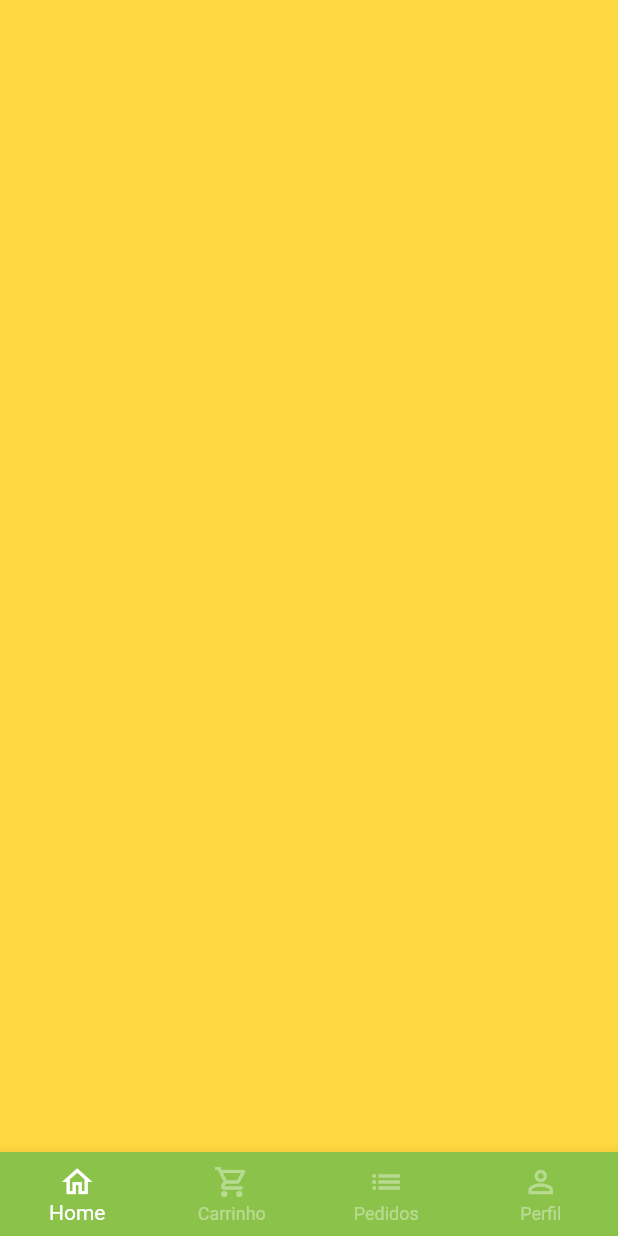
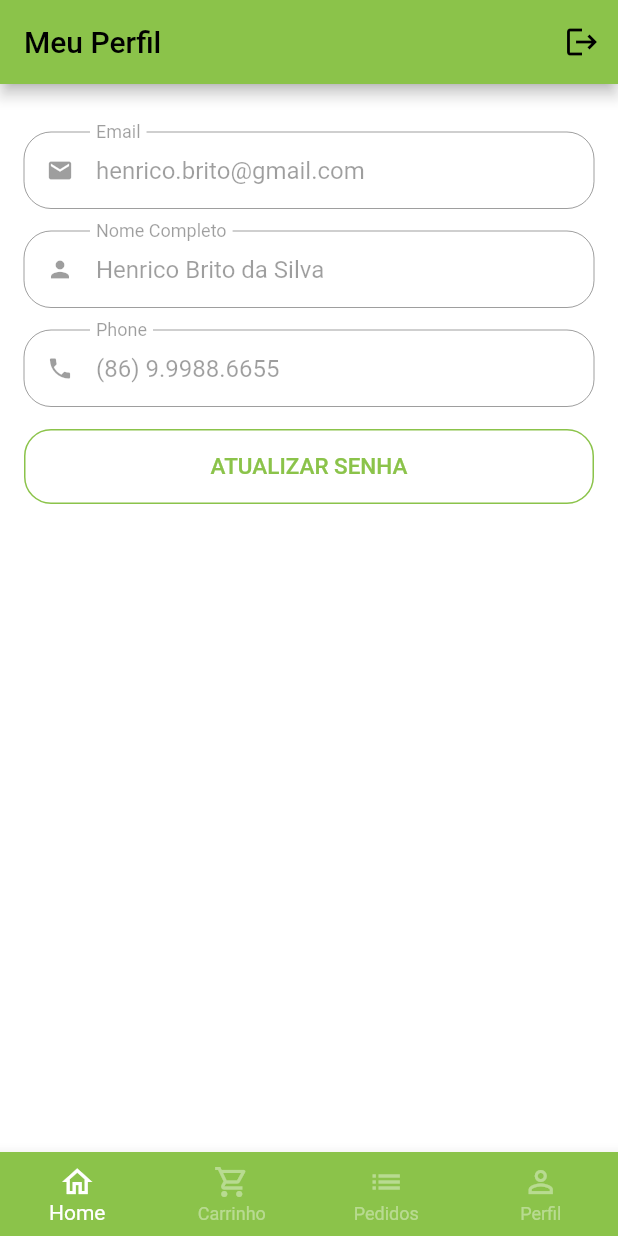
Before and after one commit to glesiosantos/greengrocer, a Flutter app: the BaseSreen screen opened directly, swiped to page 4, on a phone screen of 412 x 824 dp. Run offline on Flutter 3.47's test engine with Material 2 defaults, Android fonts, the phone set to English and light mode, and no system bars; our stand-ins replace animated_text_kit, mask_text_input_formatter.

Commit message:
finalizando a tela de Perfil do usuário (#5)

```diff
--- a/lib/src/custom/custom_text_field_form.dart
+++ b/lib/src/custom/custom_text_field_form.dart
@@ -5,6 +5,8 @@ class CustomTextFieldForm extends StatefulWidget {
   final IconData iconInput;
   final String labelInput;
   final List<TextInputFormatter>? inputFormatter;
+  final String? initialValue;
+  final bool isReadOnly;
   final bool isSecret;
 
   const CustomTextFieldForm(
@@ -12,6 +14,8 @@ class CustomTextFieldForm extends StatefulWidget {
       required this.iconInput,
       required this.labelInput,
       this.inputFormatter,
+      this.initialValue,
+      this.isReadOnly = false,
       this.isSecret = false});
 
   @override
@@ -34,6 +38,9 @@ class _CustomTextFieldFormState extends State<CustomTextFieldForm> {
       child: TextFormField(
         inputFormatters: widget.inputFormatter,
         obscureText: isObscureText,
+        readOnly: widget.isReadOnly,
+        enabled: widget.isReadOnly ? false : true,
+        initialValue: widget.initialValue,
         decoration: InputDecoration(
           labelText: widget.labelInput,
           prefixIcon: Icon(widget.iconInput),
--- /dev/null
+++ b/lib/src/models/user_model.dart
@@ -0,0 +1,15 @@
+class UserModel {
+  String name;
+  String email;
+  String phone;
+  String cpf;
+  String password;
+
+  UserModel({
+    required this.cpf,
+    required this.email,
+    required this.name,
+    required this.password,
+    required this.phone,
+  });
+}
--- a/lib/src/pages/base/base_screen.dart
+++ b/lib/src/pages/base/base_screen.dart
@@ -1,6 +1,7 @@
 import 'package:flutter/material.dart';
 import 'package:greengrocer/src/config/custom_colors.dart';
 import 'package:greengrocer/src/pages/cart/cart_tab.dart';
+import 'package:greengrocer/src/pages/profile/profile_tab.dart';
 
 import '../home/home_tab.dart';
 
@@ -23,13 +24,11 @@ class _BaseSreenState extends State<BaseSreen> {
         controller: pageController,
         children: [
           const HomeTab(),
-          CartTab(),
+          const CartTab(),
           Container(
             color: Colors.blue,
           ),
-          Container(
-            color: Colors.amberAccent,
-          ),
+          const ProfileTab(),
         ],
       ),
       bottomNavigationBar: BottomNavigationBar(
--- /dev/null
+++ b/lib/src/pages/profile/profile_tab.dart
@@ -0,0 +1,117 @@
+import 'package:flutter/material.dart';
+import 'package:greengrocer/src/config/custom_colors.dart';
+import 'package:greengrocer/src/custom/custom_button_outlined.dart';
+import 'package:greengrocer/src/custom/custom_elevated_button.dart';
+import 'package:greengrocer/src/custom/custom_text_field_form.dart';
+import 'package:greengrocer/src/pages/auth/sign_in_screen.dart';
+
+import '../../shared/app_data.dart' as appData;
+
+class ProfileTab extends StatefulWidget {
+  const ProfileTab({super.key});
+
+  @override
+  State<ProfileTab> createState() => _ProfileTabState();
+}
+
+class _ProfileTabState extends State<ProfileTab> {
+  @override
+  Widget build(BuildContext context) {
+    return Scaffold(
+      appBar: AppBar(
+        title: const Text('Meu Perfil'),
+        actions: [
+          IconButton(
+              onPressed: () =>
+                  Navigator.of(context).pushReplacement(MaterialPageRoute(
+                    builder: (context) => const SignInScreen(),
+                  )),
+              icon: const Icon(Icons.logout))
+        ],
+      ),
+      body: ListView(
+        padding: const EdgeInsets.fromLTRB(16, 32, 16, 16),
+        children: [
+          CustomTextFieldForm(
+            iconInput: Icons.email,
+            initialValue: appData.user.email,
+            labelInput: 'Email',
+            isReadOnly: true,
+          ),
+          CustomTextFieldForm(
+            iconInput: Icons.person,
+            labelInput: 'Nome Completo',
+            initialValue: appData.user.name,
+            isReadOnly: true,
+          ),
+          CustomTextFieldForm(
+            iconInput: Icons.phone,
+            labelInput: 'Phone',
+            initialValue: appData.user.phone,
+            isReadOnly: true,
+          ),
+          CustomButtonOutlined(
+              textButton: 'atualizar senha'.toUpperCase(),
+              onPressed: () => updatePassword())
+        ],
+      ),
+    );
+  }
+
+  Future<bool?> updatePassword() {
+    return showDialog(
+      context: context,
+      builder: (context) {
+        return Dialog(
+          child: Stack(
+            children: [
+              Padding(
+                padding:
+                    const EdgeInsets.symmetric(horizontal: 15, vertical: 25),
+                child: Column(
+                  mainAxisSize: MainAxisSize.min,
+                  crossAxisAlignment: CrossAxisAlignment.stretch,
+                  children: [
+                    Padding(
+                      padding: const EdgeInsets.all(8.0),
+                      child: Icon(
+                        Icons.security,
+                        color: CustomColors.customSwatchColor,
+                        size: 50,
+                      ),
+                    ),
+                    const CustomTextFieldForm(
+                      iconInput: Icons.password,
+                      labelInput: 'Senha Atual',
+                      isSecret: true,
+                    ),
+                    const CustomTextFieldForm(
+                      iconInput: Icons.password,
+                      labelInput: 'Senha',
+                      isSecret: true,
+                    ),
+                    const CustomTextFieldForm(
+                      iconInput: Icons.password,
+                      labelInput: 'Confirmar Senha',
+                      isSecret: true,
+                    ),
+                    CustomElevetadButton(
+                        textButton: 'Atualizar'.toUpperCase(), onPressed: () {})
+                  ],
+                ),
+              ),
+              Positioned(
+                top: 5,
+                right: 5,
+                child: IconButton(
+                  onPressed: () => Navigator.of(context).pop(false),
+                  icon: const Icon(Icons.close),
+                ),
+              )
+            ],
+          ),
+        );
+      },
+    );
+  }
+}
--- a/lib/src/shared/app_data.dart
+++ b/lib/src/shared/app_data.dart
@@ -1,5 +1,6 @@
 import 'package:greengrocer/src/models/cart_item_model.dart';
 import 'package:greengrocer/src/models/item_model.dart';
+import 'package:greengrocer/src/models/user_model.dart';
 
 ItemModel apple = ItemModel(
   description:
@@ -55,6 +56,14 @@ ItemModel papaya = ItemModel(
       'O melhor mamão da região e que conta com o melhor preço de qualquer quitanda. Este item conta com vitaminas essenciais para o fortalecimento corporal, resultando em uma vida saudável.',
 );
 
+UserModel user = UserModel(
+  cpf: '999.999.999-99',
+  email: 'henrico.brito@gmail.com',
+  name: 'Henrico Brito da Silva',
+  password: '123456',
+  phone: '(86) 9.9988.6655',
+);
+
 // Lista de produtos
 List<ItemModel> items = [
   apple,
```
